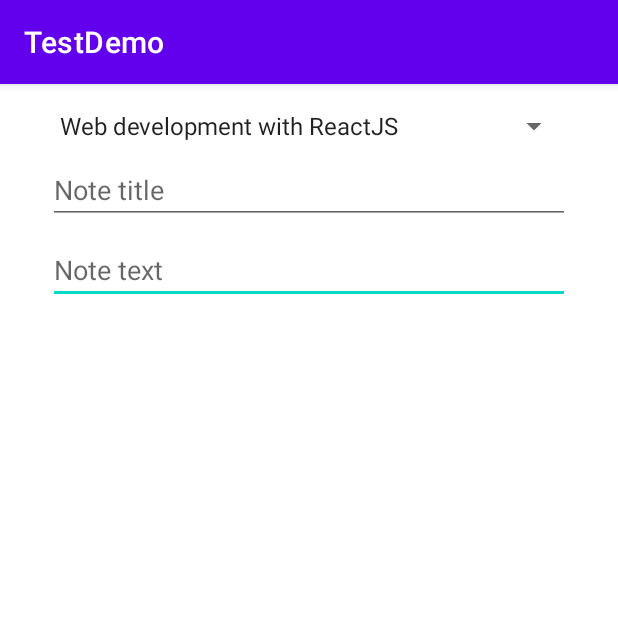
After one commit to devika099/test, an Android app: the NoteTakingScreen2Activity screen opened directly, with no data from a screen before it, on a phone screen of 412 x 824 dp, the top half of it. The commit adds this screen. Run offline under Robolectric (Android 15) with nearby library versions, the phone set to English and light mode, and no system bars.

Commit message:
NoteTakingActivity

```diff
--- a/app/build.gradle
+++ b/app/build.gradle
@@ -30,6 +30,9 @@ android {
     kotlinOptions {
         jvmTarget = '1.8'
     }
+    buildFeatures {
+        viewBinding true
+    }
 }
 
 dependencies {
@@ -40,6 +43,8 @@ dependencies {
     implementation 'com.google.android.material:material:1.2.1'
     implementation 'androidx.constraintlayout:constraintlayout:2.0.1'
     implementation 'androidx.gridlayout:gridlayout:1.0.0'
+    implementation 'androidx.navigation:navigation-fragment-ktx:2.3.5'
+    implementation 'androidx.navigation:navigation-ui-ktx:2.3.5'
     testImplementation 'junit:junit:4.+'
     androidTestImplementation 'androidx.test.ext:junit:1.1.2'
     androidTestImplementation 'androidx.test.espresso:espresso-core:3.3.0'
--- /dev/null
+++ b/app/src/main/java/com/example/testdemo/CourseInfo.kt
@@ -0,0 +1,7 @@
+package com.example.testdemo
+
+class CourseInfo(val courseID:String,val title:String) {
+    override fun toString(): String {
+        return title
+    }
+}
--- /dev/null
+++ b/app/src/main/java/com/example/testdemo/DataManager.kt
@@ -0,0 +1,32 @@
+package com.example.testdemo
+
+class DataManager {
+
+    var courses = HashMap<String,CourseInfo>()
+    var notes = ArrayList<NoteInfo>()
+
+    init {
+        initCourse()
+        initNote()
+    }
+
+
+    private fun initCourse(){
+        var course = CourseInfo("sonet2021-kotlin","Android development with Kotlin")
+        courses.put(course.courseID,course)
+
+        course = CourseInfo("sonet2021-react","Web development with ReactJS")
+        courses.put(course.courseID,course)
+
+        course = CourseInfo("sonet2021-ML","ML")
+        courses.put(course.courseID,course)
+    }
+
+    private fun initNote(){
+        var note = NoteInfo(courses["sonet2021-kotlin"] as CourseInfo,"Activity" ,"Learning android activity")
+        notes.add(note)
+
+        note = NoteInfo(courses["sonet2021-kotlin"] as CourseInfo,"Intends" ,"Learning android Intends")
+        notes.add(note)
+    }
+}
--- /dev/null
+++ b/app/src/main/java/com/example/testdemo/NoteInfo.kt
@@ -0,0 +1,7 @@
+package com.example.testdemo
+
+class NoteInfo (var course:CourseInfo,var title:String,var text:String){
+    override fun toString(): String {
+        return "${course.title} - $title"
+    }
+}
--- /dev/null
+++ b/app/src/main/java/com/example/testdemo/NoteTakingScreen2Activity.kt
@@ -0,0 +1,21 @@
+package com.example.testdemo
+
+import androidx.appcompat.app.AppCompatActivity
+import android.os.Bundle
+import android.widget.ArrayAdapter
+import android.widget.Spinner
+
+class NoteTakingScreen2Activity : AppCompatActivity() {
+    override fun onCreate(savedInstanceState: Bundle?) {
+        super.onCreate(savedInstanceState)
+        setContentView(R.layout.activity_note_taking_screen2)
+
+        var dm=DataManager()
+
+        var adapterCourses = ArrayAdapter<CourseInfo>(this,android.R.layout.simple_spinner_item,dm.courses.values.toList())
+        adapterCourses.setDropDownViewResource(android.R.layout.simple_spinner_dropdown_item)
+
+        var spinner = findViewById<Spinner>(R.id.spinner_courses)
+        spinner.adapter=adapterCourses
+    }
+}
--- /dev/null
+++ b/app/src/main/res/layout/activity_note_taking_screen2.xml
@@ -0,0 +1,47 @@
+<?xml version="1.0" encoding="utf-8"?>
+<androidx.constraintlayout.widget.ConstraintLayout xmlns:android="http://schemas.android.com/apk/res/android"
+    xmlns:app="http://schemas.android.com/apk/res-auto"
+    xmlns:tools="http://schemas.android.com/tools"
+    android:layout_width="match_parent"
+    android:layout_height="match_parent"
+    tools:context=".NoteTakingScreen2Activity">
+
+    <EditText
+        android:id="@+id/note_text"
+        android:layout_width="0dp"
+        android:layout_height="wrap_content"
+        android:layout_marginTop="8dp"
+        android:ems="10"
+        android:gravity="start|top"
+        android:hint="Note text"
+        android:inputType="textMultiLine"
+        app:layout_constraintEnd_toEndOf="@+id/spinner_courses"
+        app:layout_constraintHorizontal_bias="0.0"
+        app:layout_constraintStart_toStartOf="@+id/spinner_courses"
+        app:layout_constraintTop_toBottomOf="@+id/note_title" />
+
+    <Spinner
+        android:id="@+id/spinner_courses"
+        android:layout_width="0dp"
+        android:layout_height="wrap_content"
+        android:layout_marginStart="32dp"
+        android:layout_marginTop="16dp"
+        android:layout_marginEnd="32dp"
+        app:layout_constraintEnd_toEndOf="parent"
+        app:layout_constraintStart_toStartOf="parent"
+        app:layout_constraintTop_toTopOf="parent" />
+
+    <EditText
+        android:id="@+id/note_title"
+        android:layout_width="0dp"
+        android:layout_height="wrap_content"
+        android:layout_marginTop="8dp"
+        android:ems="10"
+        android:gravity="start|top"
+        android:hint="Note title"
+        android:inputType="textMultiLine"
+        app:layout_constraintEnd_toEndOf="@+id/spinner_courses"
+        app:layout_constraintStart_toStartOf="@+id/spinner_courses"
+        app:layout_constraintTop_toBottomOf="@+id/spinner_courses" />
+
+</androidx.constraintlayout.widget.ConstraintLayout>
--- /dev/null
+++ b/app/src/main/res/values-land/dimens.xml
@@ -0,0 +1,3 @@
+<resources>
+    <dimen name="fab_margin">48dp</dimen>
+</resources>
--- /dev/null
+++ b/app/src/main/res/values-w1240dp/dimens.xml
@@ -0,0 +1,3 @@
+<resources>
+    <dimen name="fab_margin">200dp</dimen>
+</resources>
--- /dev/null
+++ b/app/src/main/res/values-w600dp/dimens.xml
@@ -0,0 +1,3 @@
+<resources>
+    <dimen name="fab_margin">48dp</dimen>
+</resources>
--- /dev/null
+++ b/app/src/main/res/values/dimens.xml
@@ -0,0 +1,3 @@
+<resources>
+    <dimen name="fab_margin">16dp</dimen>
+</resources>
--- a/app/src/main/res/values/themes.xml
+++ b/app/src/main/res/values/themes.xml
@@ -13,4 +13,13 @@
         <item name="android:statusBarColor" tools:targetApi="l">?attr/colorPrimaryVariant</item>
         <!-- Customize your theme here. -->
     </style>
+
+    <style name="Theme.TestDemo.NoActionBar">
+        <item name="windowActionBar">false</item>
+        <item name="windowNoTitle">true</item>
+    </style>
+
+    <style name="Theme.TestDemo.AppBarOverlay" parent="ThemeOverlay.AppCompat.Dark.ActionBar" />
+
+    <style name="Theme.TestDemo.PopupOverlay" parent="ThemeOverlay.AppCompat.Light" />
 </resources>
```
Also changed, not shown: app/src/main/AndroidManifest.xml (+17 -0 lines), app/src/main/java/com/example/testdemo/NoteTakingActivity.kt (added, +45 -0 lines), app/src/main/java/com/example/testdemo/NoteTakingScreen3Activity.kt (added, +24 -0 lines), app/src/main/res/drawable/ic_new_add.xml (added, +10 -0 lines), app/src/main/res/layout/activity_note_taking.xml (added, +33 -0 lines), app/src/main/res/layout/activity_note_taking_screen3.xml (added, +34 -0 lines), app/src/main/res/layout/content_note_taking.xml (added, +24 -0 lines), app/src/main/res/navigation/nav_graph.xml (added, +28 -0 lines), app/src/main/res/values/strings.xml (+9 -0 lines).
